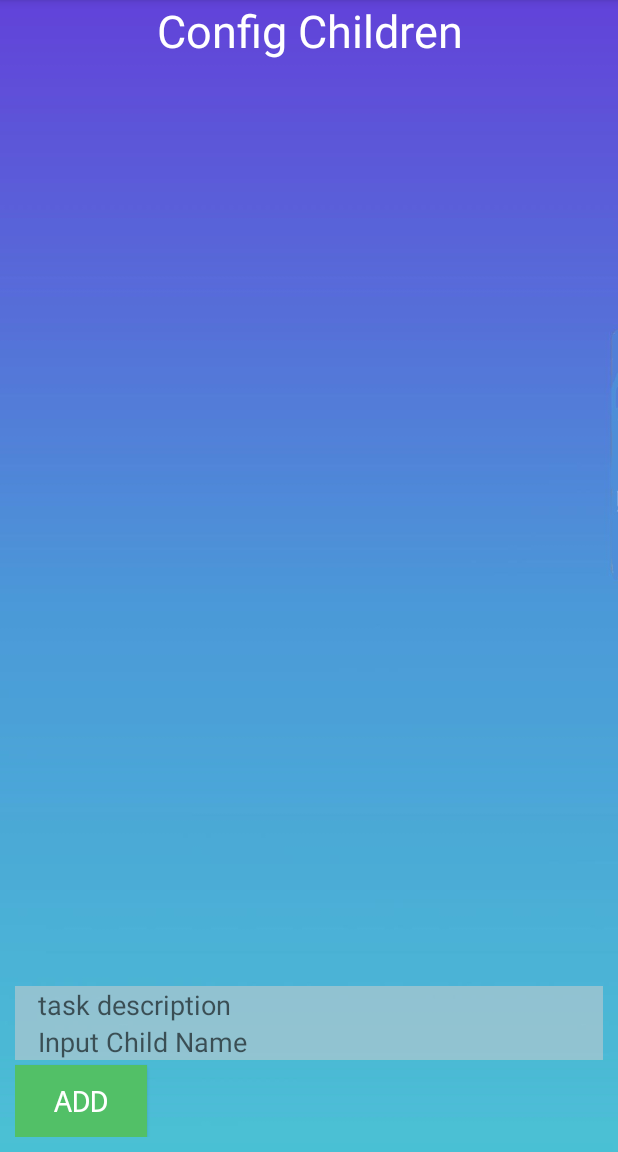
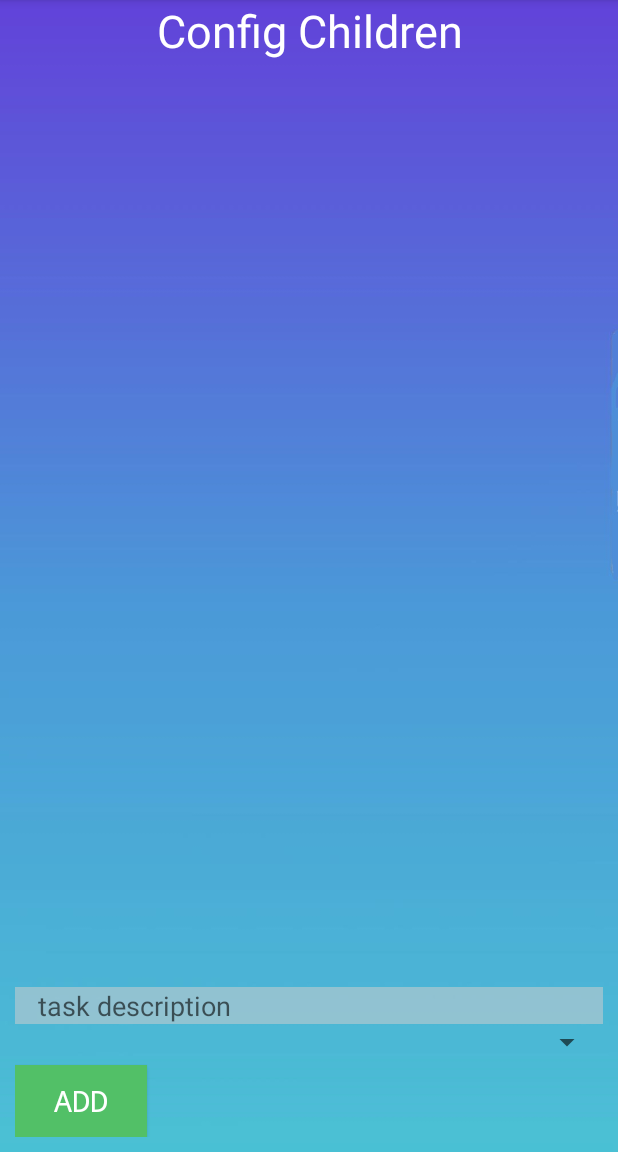
Before and after one commit to KemoLD/Parenting-App, an Android app: the WhoseTurnActivity screen opened directly, with no data from a screen before it, on a phone screen of 412 x 824 dp, the part 84-1236 px from its top. Run offline under Robolectric (Android 15) with nearby library versions, the phone set to English and light mode, and no system bars.

Commit message:
use spiner

```diff
--- a/app/src/main/java/com/cmpt276/teal/parentingpro/WhoseTurnActivity.java
+++ b/app/src/main/java/com/cmpt276/teal/parentingpro/WhoseTurnActivity.java
@@ -3,8 +3,12 @@ package com.cmpt276.teal.parentingpro;
 import android.os.Bundle;
 import android.view.MenuItem;
 import android.view.View;
+import android.widget.AdapterView;
+import android.widget.ArrayAdapter;
 import android.widget.EditText;
 import android.widget.ListView;
+import android.widget.Spinner;
+import android.widget.Toast;
 
 import androidx.appcompat.app.AppCompatActivity;
 
@@ -13,10 +17,15 @@ import com.cmpt276.teal.parentingpro.model.ChildManager;
 import com.cmpt276.teal.parentingpro.model.TurnTask;
 import com.cmpt276.teal.parentingpro.model.TurnTaskManager;
 
+import java.util.ArrayList;
+import java.util.List;
+
 
 public class WhoseTurnActivity extends AppCompatActivity {
 
      private TurnTaskManager manager = TurnTaskManager.getInstance();
+
+     private String choseChild;
 
     @Override
     protected void onCreate(Bundle savedInstanceState) {
@@ -33,10 +42,33 @@ public class WhoseTurnActivity extends AppCompatActivity {
         final EditText editText = findViewById(R.id.edit_name);
         final EditText editText0 = findViewById(R.id.edit_desc);
 
+        ChildManager childManager = ChildManager.getInstance();
+        childManager.loadFromLocal(this);
+        List<String> childStrs = childManager.getChilds();
+        if(childStrs.size() == 0){
+            Toast.makeText(this, "Must Config Childrens First", Toast.LENGTH_LONG).show();
+            return;
+        }
+        choseChild = childStrs.get(0);
+        Spinner spinnertext =  findViewById(R.id.spinner);
+        final ArrayAdapter<String> arrAdapter = new ArrayAdapter<String>(this, android.R.layout.simple_spinner_item, childStrs);
+        arrAdapter.setDropDownViewResource(android.R.layout.simple_spinner_dropdown_item);
+        spinnertext.setAdapter(arrAdapter);
+        spinnertext.setOnItemSelectedListener(new AdapterView.OnItemSelectedListener() {
+            @Override
+            public void onItemSelected(AdapterView<?> parent, View view, int position, long id) {
+                choseChild = arrAdapter.getItem(position);
+            }
+
+            @Override
+            public void onNothingSelected(AdapterView<?> parent) {
+
+            }
+        });
         findViewById(R.id.btn_add).setOnClickListener(new View.OnClickListener() {
             @Override
             public void onClick(View v) {
-                String name = editText.getText().toString();
+                String name = choseChild;
                 String desc = editText0.getText().toString();
                 if(name.length() > 0 && desc.length() > 0){
                     manager.addTask(new TurnTask(desc, name));
--- a/app/src/main/java/com/cmpt276/teal/parentingpro/model/ChildManager.java
+++ b/app/src/main/java/com/cmpt276/teal/parentingpro/model/ChildManager.java
@@ -7,6 +7,7 @@ import com.cmpt276.teal.parentingpro.data.AppDataKey;
 import com.cmpt276.teal.parentingpro.data.DataUtil;
 
 import java.util.ArrayList;
+import java.util.List;
 
 public class ChildManager
 {
@@ -61,6 +62,14 @@ public class ChildManager
         }
     }
 
+    public List<String> getChilds(){
+        List<String> s = new ArrayList<>();
+        for(Child c : childrenList){
+            s.add(c.getName());
+        }
+        return s;
+    }
+
     public void saveToLocal(Context context){
         StringBuilder sb = new StringBuilder();
         for(Child child : childrenList){
--- a/app/src/main/res/layout/activity_whoseturn.xml
+++ b/app/src/main/res/layout/activity_whoseturn.xml
@@ -51,18 +51,12 @@
                 android:paddingStart="15dp"
                 android:singleLine="true"
                 android:textColor="#000000" />
-
-            <EditText
-                android:id="@+id/edit_name"
+            <Spinner
+                android:id="@+id/spinner"
                 android:layout_width="match_parent"
+                android:paddingStart="15dp"
                 android:layout_height="0dp"
-                android:layout_weight="1"
-                android:background="#83D5CFCF"
-                android:ems="10"
-                android:hint="@string/input_name"
-                android:paddingStart="15dp"
-                android:singleLine="true"
-                android:textColor="#000000" />
+                android:layout_weight="1"/>
 
             <Button
                 android:id="@+id/btn_add"
```
